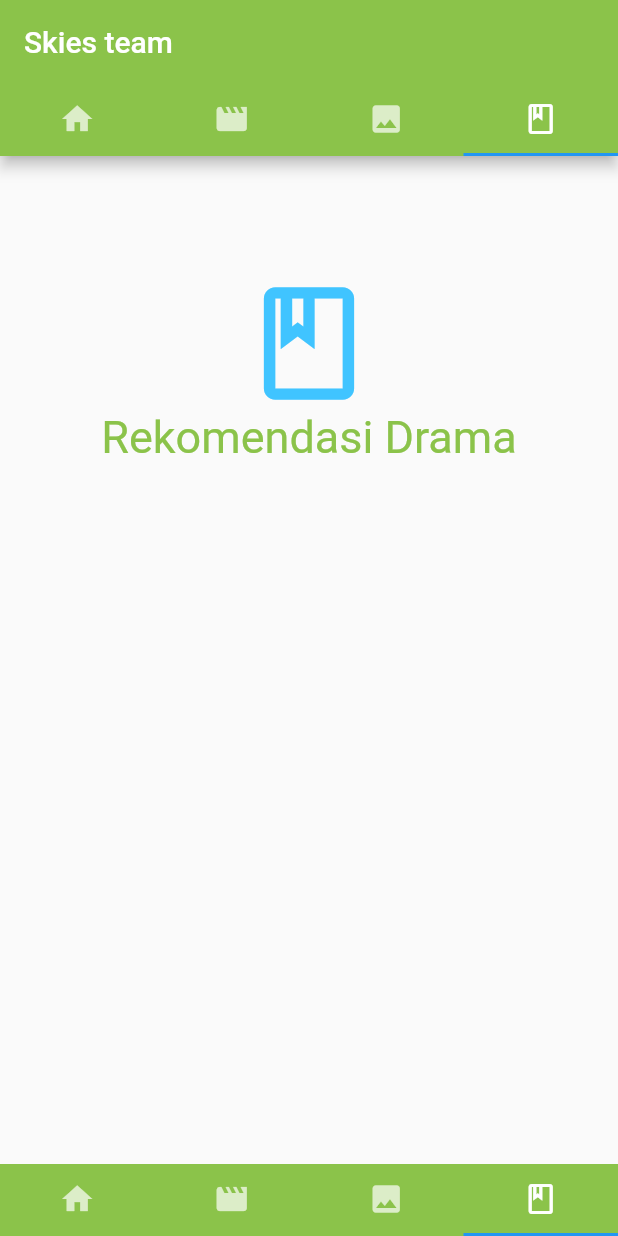
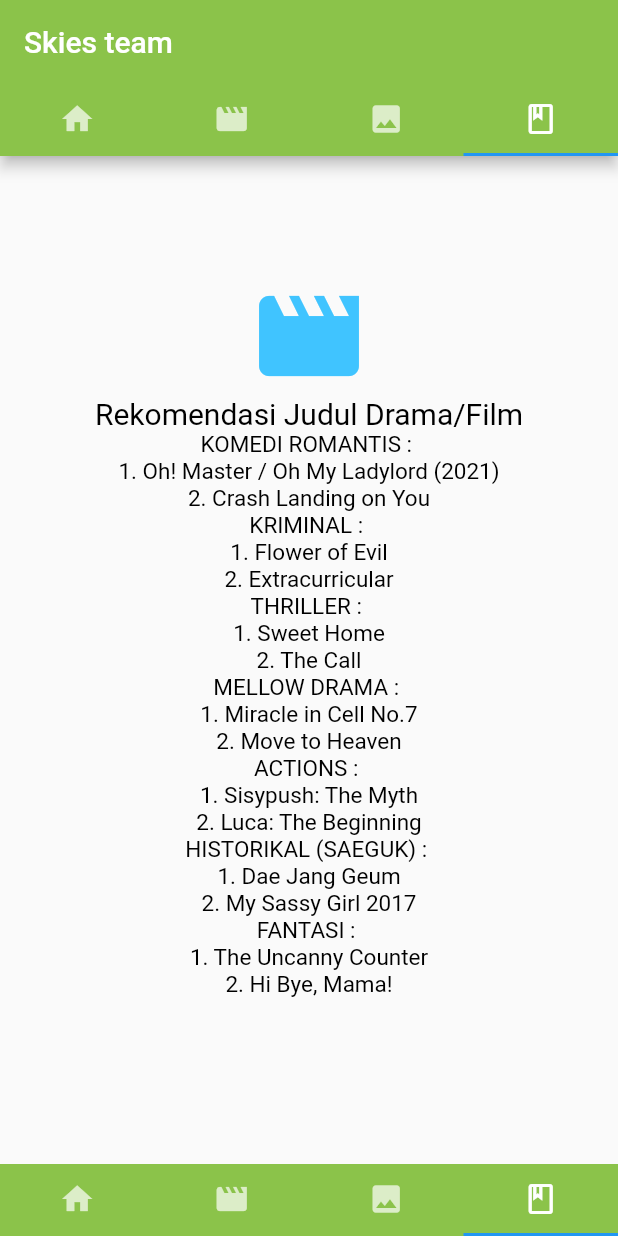
Before and after one commit to room2468/12-final-project-skies-team, a Flutter app: the screen it shows after launch, item 4 of the bottom bar chosen, on a phone screen of 412 x 824 dp. Run offline on Flutter 3.47's test engine with Material 2 defaults, Android fonts, the light colour scheme and no system bars; network calls fail.

Commit message:
rekomendasi judul update

```diff
--- a/lib/rekomendasi.dart
+++ b/lib/rekomendasi.dart
@@ -14,14 +14,98 @@ class Rekomendasi extends StatelessWidget {
               padding: new EdgeInsets.all(20.0),
             ),
             new Icon(
-              Icons.book_outlined,
-              size: 90.0,
+              Icons.movie_creation,
+              size: 80.0,
               color: Colors.lightBlueAccent,
             ),
             new Text(
-              "Rekomendasi Drama",
-              style: new TextStyle(fontSize: 30.0, color: Colors.lightGreen),
-            )
+              "Rekomendasi Judul Drama/Film",
+              style: new TextStyle(fontSize: 20.0, color: Colors.black),
+            ),
+            new Text(
+              "KOMEDI ROMANTIS : ",
+              style: new TextStyle(fontSize: 15.0, color: Colors.black),
+            ),
+            new Text(
+              "1. Oh! Master / Oh My Ladylord (2021)",
+              style: new TextStyle(fontSize: 15.0, color: Colors.black),
+            ),
+            new Text(
+              "2. Crash Landing on You",
+              style: new TextStyle(fontSize: 15.0, color: Colors.black),
+            ),
+            new Text(
+              "KRIMINAL : ",
+              style: new TextStyle(fontSize: 15.0, color: Colors.black),
+            ),
+            new Text(
+              "1. Flower of Evil",
+              style: new TextStyle(fontSize: 15.0, color: Colors.black),
+            ),
+            new Text(
+              "2. Extracurricular",
+              style: new TextStyle(fontSize: 15.0, color: Colors.black),
+            ),
+            new Text(
+              "THRILLER : ",
+              style: new TextStyle(fontSize: 15.0, color: Colors.black),
+            ),
+            new Text(
+              "1. Sweet Home",
+              style: new TextStyle(fontSize: 15.0, color: Colors.black),
+            ),
+            new Text(
+              "2. The Call",
+              style: new TextStyle(fontSize: 15.0, color: Colors.black),
+            ),
+            new Text(
+              "MELLOW DRAMA : ",
+              style: new TextStyle(fontSize: 15.0, color: Colors.black),
+            ),
+            new Text(
+              "1. Miracle in Cell No.7",
+              style: new TextStyle(fontSize: 15.0, color: Colors.black),
+            ),
+            new Text(
+              "2. Move to Heaven",
+              style: new TextStyle(fontSize: 15.0, color: Colors.black),
+            ),
+            new Text(
+              "ACTIONS : ",
+              style: new TextStyle(fontSize: 15.0, color: Colors.black),
+            ),
+            new Text(
+              "1. Sisypush: The Myth",
+              style: new TextStyle(fontSize: 15.0, color: Colors.black),
+            ),
+            new Text(
+              "2. Luca: The Beginning",
+              style: new TextStyle(fontSize: 15.0, color: Colors.black),
+            ),
+            new Text(
+              "HISTORIKAL (SAEGUK) : ",
+              style: new TextStyle(fontSize: 15.0, color: Colors.black),
+            ),
+            new Text(
+              "1. Dae Jang Geum",
+              style: new TextStyle(fontSize: 15.0, color: Colors.black),
+            ),
+            new Text(
+              "2. My Sassy Girl 2017",
+              style: new TextStyle(fontSize: 15.0, color: Colors.black),
+            ),
+            new Text(
+              "FANTASI : ",
+              style: new TextStyle(fontSize: 15.0, color: Colors.black),
+            ),
+            new Text(
+              "1. The Uncanny Counter",
+              style: new TextStyle(fontSize: 15.0, color: Colors.black),
+            ),
+            new Text(
+              "2. Hi Bye, Mama!",
+              style: new TextStyle(fontSize: 15.0, color: Colors.black),
+            ),
           ],
         ),
       ),
```
